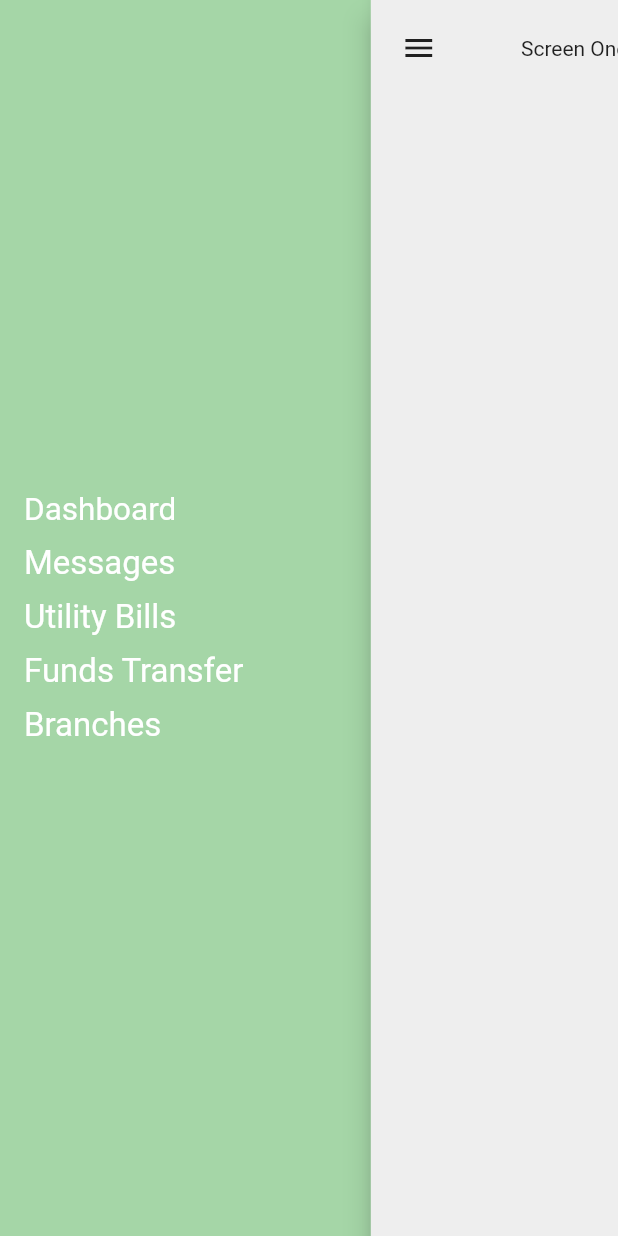
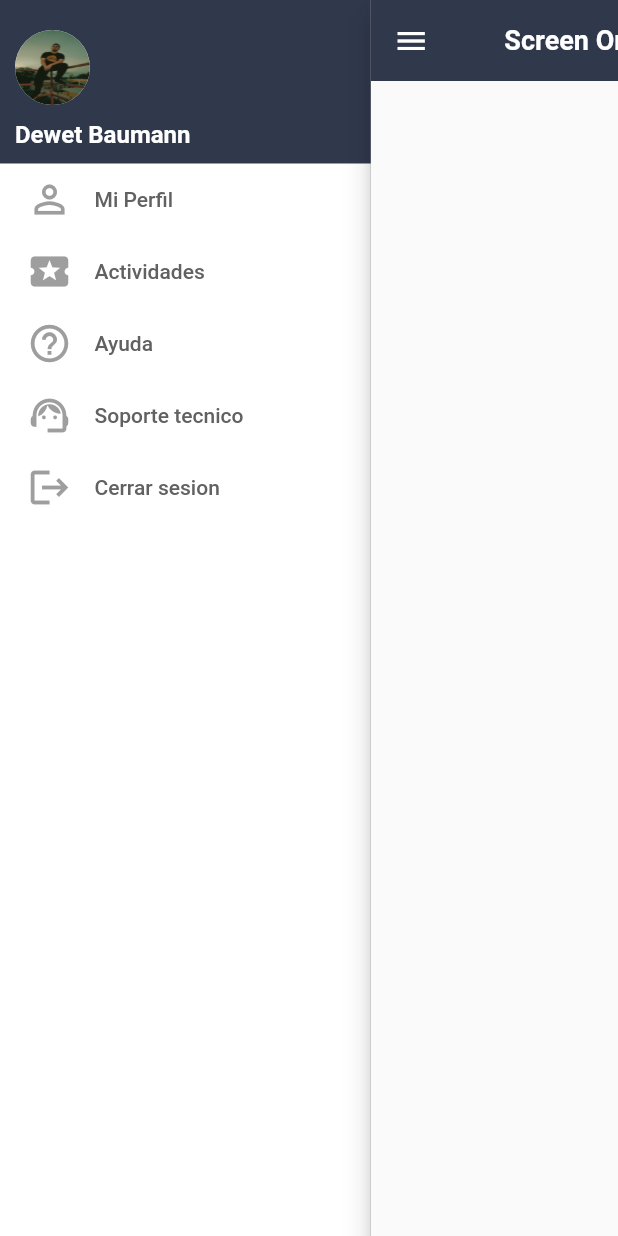
Before and after one commit to dewetbaumann/flutter-sideBar, a Flutter app: the screen it shows after launch, after a tap on the "menu" icon, on a phone screen of 412 x 824 dp. Run offline on Flutter 3.47's test engine with Material 2 defaults, Android fonts, the phone set to English and light mode, and no system bars.

Commit message:
Final
- Cambio del archivo readme.md

- Cambio total del archivo home.dart

```diff
--- a/lib/home.dart
+++ b/lib/home.dart
@@ -11,49 +11,97 @@ class _MenuDashboardPageState extends State<MenuDashboardPage> {
   @override
   Widget build(BuildContext context) {
     return Scaffold(
-      backgroundColor: Colors.green[200],
+      backgroundColor: Color(0xff30384C),
       body: SafeArea(
+        child: Container(
+          width: MediaQuery.of(context).size.width,
+          height: MediaQuery.of(context).size.height,
           child: Stack(
             children: <Widget>[
               sideBar(),
-            home(),
+              homeScreen(),
             ],
+          ),
         ),
       ),
     );
   }
 
   Widget sideBar() {
-    return Padding(
-      padding: const EdgeInsets.only(left: 16.0),
-      child: Align(
-        alignment: Alignment.centerLeft,
+    return Container(
+      width: MediaQuery.of(context).size.width * .6,
+      height: MediaQuery.of(context).size.height,
       child: Column(
-          mainAxisSize: MainAxisSize.min,
-          mainAxisAlignment: MainAxisAlignment.spaceAround,
         crossAxisAlignment: CrossAxisAlignment.start,
         children: <Widget>[
-            Text("Dashboard",
-                style: TextStyle(color: Colors.white, fontSize: 21)),
-            SizedBox(height: 10),
-            Text("Messages",
-                style: TextStyle(color: Colors.white, fontSize: 22)),
-            SizedBox(height: 10),
-            Text("Utility Bills",
-                style: TextStyle(color: Colors.white, fontSize: 22)),
-            SizedBox(height: 10),
-            Text("Funds Transfer",
-                style: TextStyle(color: Colors.white, fontSize: 22)),
-            SizedBox(height: 10),
-            Text("Branches",
-                style: TextStyle(color: Colors.white, fontSize: 22)),
+          Container(
+            margin: EdgeInsets.only(left: 10, top: 20),
+            height: 50,
+            width: 50,
+            decoration: BoxDecoration(
+              shape: BoxShape.circle,
+              color: Colors.white,
+              image: DecorationImage(
+                image: AssetImage('assets/profile.jpg'),
+                fit: BoxFit.fill,
+              ),
+            ),
+          ),
+          Padding(
+            padding: EdgeInsets.all(10.0),
+            child: Text('Dewet Baumann',
+                style: TextStyle(
+                    color: Colors.white,
+                    fontSize: 16,
+                    fontWeight: FontWeight.bold)),
+          ),
+          allOptions(),
         ],
-        ),
       ),
     );
   }
 
-  Widget home() {
+  Expanded allOptions() {
+    return Expanded(
+        child: Container(
+      padding: EdgeInsets.symmetric(horizontal: 10),
+      width: MediaQuery.of(context).size.width * .6,
+      color: Colors.white,
+      child: Column(
+        children: <Widget>[
+          myCustomButton(Icons.person_outline, 'Mi Perfil'),
+          myCustomButton(Icons.local_activity, 'Actividades'),
+          myCustomButton(Icons.help_outline_outlined, 'Ayuda'),
+          myCustomButton(Icons.support_agent, 'Soporte tecnico'),
+          myCustomButton(Icons.logout, 'Cerrar sesion'),
+        ],
+      ),
+    ));
+  }
+
+  TextButton myCustomButton(iconButton, textButton) {
+    return TextButton(
+      onPressed: () {},
+      child: Row(
+        children: <Widget>[
+          Icon(
+            iconButton,
+            color: Colors.grey,
+            size: 30,
+          ),
+          SizedBox(
+            width: 15,
+          ),
+          Text(
+            textButton,
+            style: TextStyle(color: Colors.grey[700]),
+          )
+        ],
+      ),
+    );
+  }
+
+  Widget homeScreen() {
     return AnimatedPositioned(
       duration: Duration(milliseconds: 500),
       top: 0,
@@ -63,12 +111,20 @@ class _MenuDashboardPageState extends State<MenuDashboardPage> {
       child: Material(
         animationDuration: Duration(milliseconds: 500),
         elevation: 8,
-        color: Colors.grey[200],
-        child: Container(
-          padding: EdgeInsets.all(20),
         child: Column(
           children: <Widget>[
-              Row(
+            customAppBar(),
+          ],
+        ),
+      ),
+    );
+  }
+
+  Container customAppBar() {
+    return Container(
+      color: Color(0xff30384C),
+      padding: EdgeInsets.all(15),
+      child: Row(
         children: <Widget>[
           InkWell(
             onTap: () {
@@ -77,20 +133,20 @@ class _MenuDashboardPageState extends State<MenuDashboardPage> {
                 print(isTaped);
               });
             },
-                    child: Icon(Icons.menu),
+            child: Icon(Icons.menu, color: Colors.white),
           ),
           Expanded(
               child: Center(
             child: Text(
               'Screen One',
+              style: TextStyle(
+                  color: Colors.white,
+                  fontSize: 18,
+                  fontWeight: FontWeight.bold),
             ),
           )),
         ],
       ),
-            ],
-          ),
-        ),
-      ),
     );
   }
 }
```
Also changed, not shown: pubspec.yaml (+2 -59 lines), assets/profile.jpg (added), assets/sample.png (added), 1 other file. Lines whose indentation alone changed are shown as unchanged.
